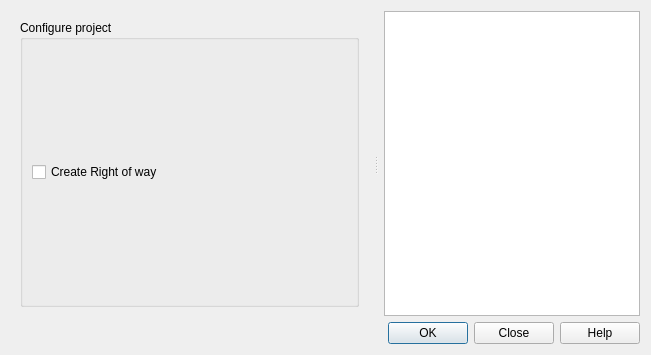
Before: the Qt Designer form asistente_ladm_col/ui/wiz_project_configuration_field_data_capture.ui in SwissTierrasColombia/Asistente-LADM-COL, drawn with Qt 5.
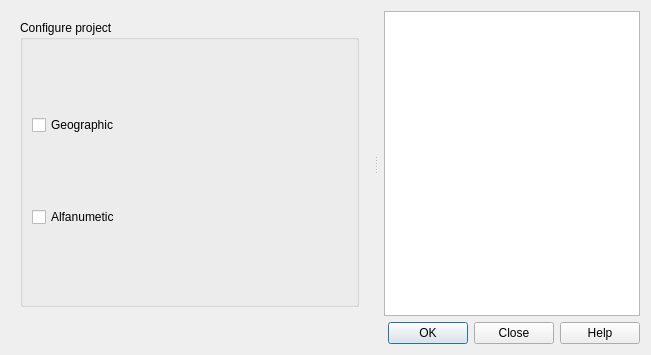
After: the same form once the commit is applied.

Commit message: Add function for manage the geography capture data model

Patch:
```diff
--- a/asistente_ladm_col/ui/wiz_project_configuration_field_data_capture.ui
+++ b/asistente_ladm_col/ui/wiz_project_configuration_field_data_capture.ui
@@ -61,7 +61,14 @@
           <item row="0" column="0">
            <widget class="QCheckBox" name="checkBox">
             <property name="text">
-             <string>Create Right of way</string>
+             <string>Geographic</string>
+            </property>
+           </widget>
+          </item>
+          <item row="1" column="0">
+           <widget class="QCheckBox" name="checkBox_2">
+            <property name="text">
+             <string>Alfanumetic</string>
             </property>
            </widget>
           </item>
```
The commit also changes 5 other files.
